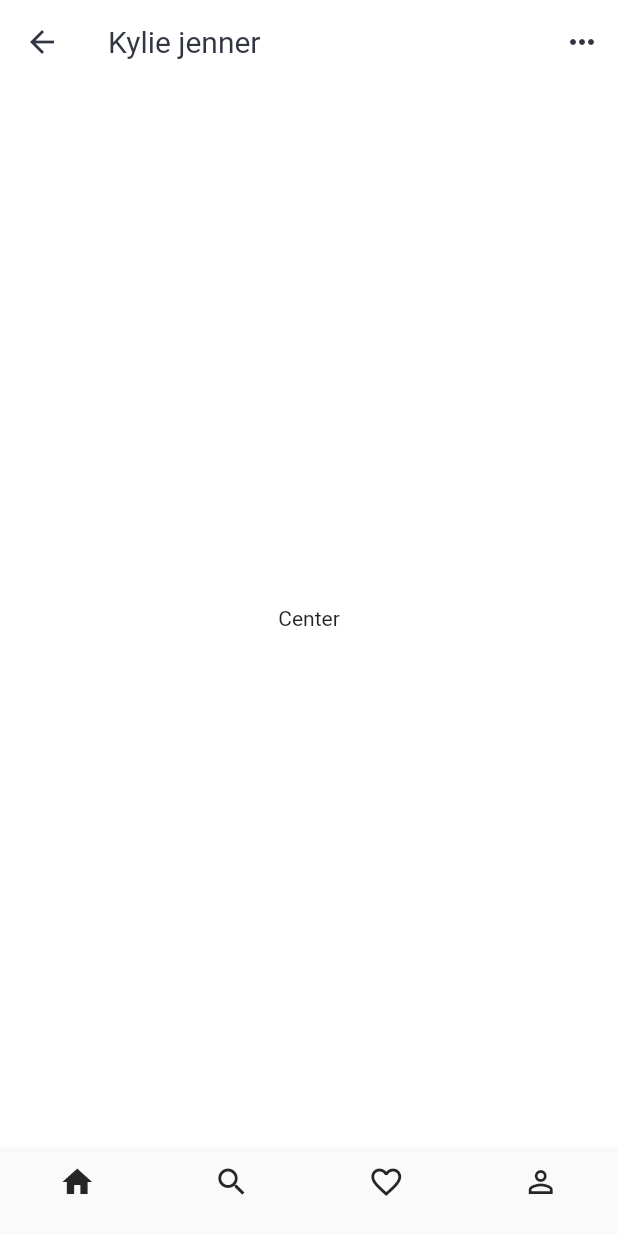
After one commit to marcedroid/flutter_inspiration, a Flutter app: the screen it shows after launch, after a tap on "Instagram 01", on a phone screen of 412 x 824 dp. The commit adds this screen. Run offline on Flutter 3.47's test engine with Material 2 defaults, Android fonts, the phone set to English and light mode, and no system bars.

```diff
--- /dev/null
+++ b/lib/instagram_01/custom.dart
@@ -0,0 +1,18 @@
+import 'package:flutter/painting.dart';
+
+Color clFontBlack = const Color(0xff323643);
+Color clFontLightGrey = const Color(0xff9c9c9c);
+Color clFontGrey = const Color(0xff4a4a4a);
+Color clFontSearch = const Color(0xffaeb5c0);
+Color clFontLightPurple = const Color(0xff9a919d);
+Color clIconPurple = const Color(0xff5f4d91);
+Color clLink = const Color(0xff4f92e2);
+Color clGrey = const Color(0xff4a4a4a);
+Color clBlack = const Color(0xff262626);
+Color clLightGrey = const Color(0xffeef3fc);
+Color clBlue = const Color(0xff4d7de1);
+Color clPurple = const Color(0xff8d69eb);
+Color clRed = const Color(0xffed4956);
+Color clDarkPurple = const Color(0xff18041d);
+Color clOrange = const Color(0xfffc9f40);
+Color clPinkPurple = const Color(0xffc0318e);
--- /dev/null
+++ b/lib/instagram_01/main_ig.dart
@@ -0,0 +1,111 @@
+import 'package:flutter/material.dart';
+import 'custom.dart';
+
+class MainIg extends StatelessWidget {
+  @override
+  Widget build(BuildContext context) {
+    return Scaffold(
+      backgroundColor: Colors.white,
+      appBar: _appBar(context),
+
+      body: Center(
+        child: Text('Center'),
+      ),
+
+      bottomNavigationBar: BottomNavigationBar(
+        type: BottomNavigationBarType.fixed,
+        currentIndex: 0,
+        items: [
+          BottomNavigationBarItem(
+            icon: Icon(
+              Icons.home,
+              color: clBlack,
+            ),
+            title: Container(
+              height: 4.0,
+              margin: EdgeInsets.only(top: 5.0),
+            )
+          ),
+
+          BottomNavigationBarItem(
+            icon: Icon(
+              Icons.search,
+              color: clBlack,
+            ),
+            title: Container(
+              height: 4.0,
+              margin: EdgeInsets.only(top: 5.0),
+            )
+          ),
+
+          BottomNavigationBarItem(
+            icon: Icon(
+              Icons.favorite_border,
+              color: clBlack,
+            ),
+            title: Container(
+              margin: EdgeInsets.only(top: 5.0),
+              height: 4.0,
+              child: Center(
+                child: Container(
+                  width: 4.0,
+                  height: 4.0,
+                  decoration: BoxDecoration(
+                    color: clRed,
+                    shape: BoxShape.circle
+                  ),
+                ),
+              ),
+            )
+          ),
+
+          BottomNavigationBarItem(
+            icon: Icon(
+              Icons.person_outline,
+              color: clBlack,
+            ),
+            title: Container(
+              height: 4.0,
+              margin: EdgeInsets.only(top: 5.0),
+            )
+          )
+        ]
+      ),
+    );
+  }
+}
+
+Widget _appBar(context){
+  return AppBar(
+    brightness: Brightness.light,
+
+    leading: IconButton(
+        icon: Icon(
+          Icons.arrow_back,
+          color: clFontBlack,
+        ),
+        onPressed: (){Navigator.pop(context);}
+    ),
+
+    title: Text(
+      'Kylie jenner',
+      style: TextStyle(
+          color: clFontBlack
+      ),
+    ),
+
+    actions: <Widget>[
+      IconButton(
+        icon: Icon(
+          Icons.more_horiz,
+          color: clFontBlack,
+        ),
+        onPressed: null
+      )
+    ],
+
+    centerTitle: false,
+    backgroundColor: Colors.white,
+    elevation: 0.0,
+  );
+}
--- a/lib/menu.dart
+++ b/lib/menu.dart
@@ -1,6 +1,7 @@
 import 'package:flutter/material.dart';
 import 'package:inspiration_design/social_01/main_social_01.dart';
 import 'package:inspiration_design/shoes_list/main_shoes.dart';
+import 'package:inspiration_design/instagram_01/main_ig.dart';
 
 class Menu extends StatelessWidget {
   @override
@@ -13,7 +14,8 @@ class Menu extends StatelessWidget {
         child: ListView(
           children: <Widget>[
             menuItem("Social 01", context, MainSocial01()),
-            menuItem("Shoes List", context, MainShoes())
+            menuItem("Shoes List", context, MainShoes()),
+            menuItem('Instagram 01', context, MainIg())
           ],
         ),
       ),
```
